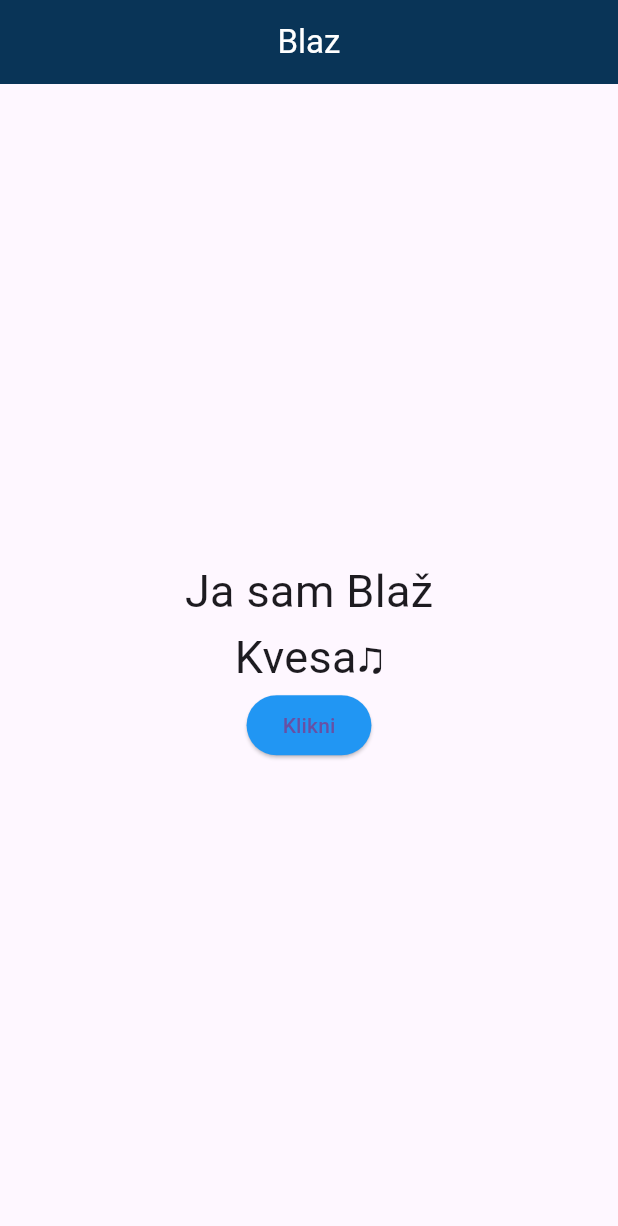
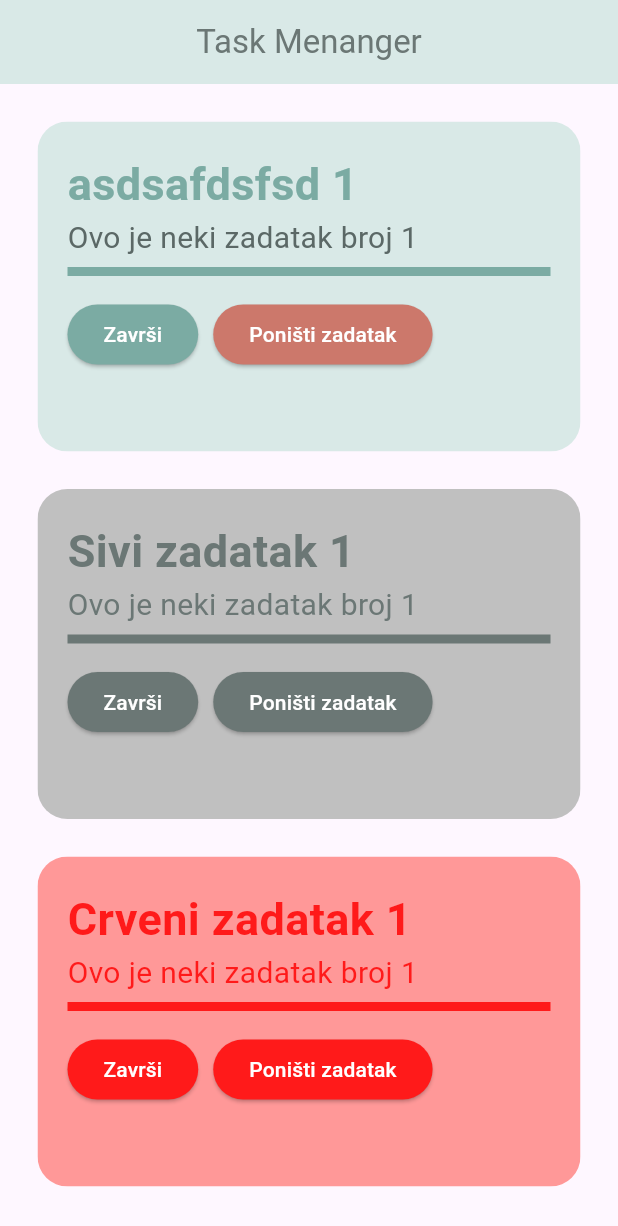
Before and after one commit to blazp04-fakultet/flutter-radionica, a Flutter app: the screen it shows after launch, on a phone screen of 412 x 824 dp. Shown: the top 1226 px of the screen. Run offline on Flutter 3.47's test engine with Material 3 defaults, Android fonts, the phone set to English and light mode, and no system bars.

Commit message:
Izrada UI

```diff
--- a/task_menanger/lib/app.dart
+++ b/task_menanger/lib/app.dart
@@ -1,4 +1,5 @@
 import 'package:flutter/material.dart';
+import 'package:task_menanger/task_page.dart';
 
 class Application extends StatelessWidget {
   const Application({super.key});
@@ -9,42 +10,14 @@ class Application extends StatelessWidget {
       home: SafeArea(
         child: Scaffold(
           appBar: AppBar(
+            backgroundColor: Color(0xFFD9E9E7),
             centerTitle: true,
-            backgroundColor: const Color.fromARGB(255, 9, 52, 87),
             title: Text(
-              "Blaz",
-              style: TextStyle(
-                color: Colors.white,
-              ),
+              "Task Menanger",
+              style: TextStyle(color: Color(0xFF6B7775)),
             ),
           ),
-          body: Container(
-            width: MediaQuery.of(context).size.width,
-            height: MediaQuery.of(context).size.height,
-            child: Column(
-              mainAxisAlignment: MainAxisAlignment.center,
-              crossAxisAlignment: CrossAxisAlignment.center,
-              children: [
-                Text(
-                  "Ja sam Blaž",
-                  style: TextStyle(fontSize: 30),
-                ),
-                Text(
-                  "Kvesa♫",
-                  style: TextStyle(fontSize: 30),
-                ),
-                ElevatedButton(
-                  onPressed: () {
-                    print("Klikno sam!");
-                  },
-                  style: ElevatedButton.styleFrom(
-                    backgroundColor: Colors.blue,
-                  ),
-                  child: Text("Klikni"),
-                )
-              ],
-            ),
-          ),
+          body: TaskListPage(),
         ),
       ),
     );
--- /dev/null
+++ b/task_menanger/lib/task_page.dart
@@ -0,0 +1,44 @@
+import 'package:flutter/material.dart';
+import 'package:task_menanger/task_widget.dart';
+
+class TaskListPage extends StatelessWidget {
+  const TaskListPage({
+    super.key,
+  });
+
+  @override
+  Widget build(BuildContext context) {
+    return Container(
+      width: MediaQuery.of(context).size.width,
+      height: MediaQuery.of(context).size.height,
+      child: Column(
+        children: [
+          Task(
+            title: "asdsafdsfsd 1",
+            description: "Ovo je neki zadatak broj 1 ",
+            primary: Color(0xFF7BABA3),
+            primaryWhie: Color(0xFFD9E9E7),
+            deleteButtonColor: Color(0xFFCC786B),
+            secondary: Color(0xFF5B6866),
+          ),
+          Task(
+            title: "Sivi zadatak 1",
+            description: "Ovo je neki zadatak broj 1 ",
+            primary: Color(0xFF6B7775),
+            primaryWhie: Color(0xFFC0C0C0),
+            deleteButtonColor: Color(0xFF6B7775),
+            secondary: Color(0xFF6B7775),
+          ),
+          Task(
+            title: "Crveni zadatak 1",
+            description: "Ovo je neki zadatak broj 1 ",
+            primary: Color(0xFFFF1A1A),
+            primaryWhie: Color(0xFFFF9898),
+            deleteButtonColor: Color(0xFFFF1A1A),
+            secondary: Color(0xFFFF1A1A),
+          ),
+        ],
+      ),
+    );
+  }
+}
--- /dev/null
+++ b/task_menanger/lib/task_widget.dart
@@ -0,0 +1,103 @@
+import 'package:flutter/material.dart';
+
+class Task extends StatelessWidget {
+  const Task({
+    required this.title,
+    required this.description,
+    required this.primary,
+    required this.primaryWhie,
+    required this.secondary,
+    required this.deleteButtonColor,
+    super.key,
+  });
+
+  final String title;
+  final String description;
+  final Color primary;
+  final Color primaryWhie;
+  final Color secondary;
+  final Color deleteButtonColor;
+
+  @override
+  Widget build(BuildContext context) {
+    return Padding(
+      padding: const EdgeInsets.only(
+        top: 25,
+        left: 25,
+        right: 25,
+      ),
+      child: ClipRRect(
+        borderRadius: BorderRadius.all(Radius.circular(20)),
+        child: Container(
+          padding: EdgeInsets.all(20),
+          height: 220,
+          width: MediaQuery.of(context).size.width,
+          color: primaryWhie,
+          child: Column(
+            mainAxisAlignment: MainAxisAlignment.start,
+            crossAxisAlignment: CrossAxisAlignment.start,
+            children: [
+              Text(
+                title,
+                style: TextStyle(
+                  color: primary,
+                  fontSize: 30,
+                  fontWeight: FontWeight.bold,
+                ),
+              ),
+              Text(
+                description,
+                style: TextStyle(
+                  color: secondary,
+                  fontSize: 20,
+                ),
+              ),
+              Divider(
+                thickness: 6,
+                color: primary,
+              ),
+              Padding(
+                padding: const EdgeInsets.only(top: 10),
+                child: Row(
+                  children: [
+                    ElevatedButton(
+                      onPressed: () {},
+                      style: ButtonStyle(
+                        backgroundColor: MaterialStateProperty.all(
+                          primary,
+                        ),
+                        foregroundColor: MaterialStateProperty.all(
+                          Colors.white,
+                        ),
+                      ),
+                      child: Text(
+                        "Završi",
+                      ),
+                    ),
+                    SizedBox(
+                      width: 10,
+                    ),
+                    ElevatedButton(
+                      onPressed: () {},
+                      style: ButtonStyle(
+                        backgroundColor: MaterialStateProperty.all(
+                          deleteButtonColor,
+                        ),
+                        foregroundColor: MaterialStateProperty.all(
+                          Colors.white,
+                        ),
+                      ),
+                      child: Text(
+                        "Poništi zadatak",
+                      ),
+                    ),
+                  ],
+                ),
+              )
+            ],
+          ),
+        ),
+      ),
+    );
+  }
+}
```
